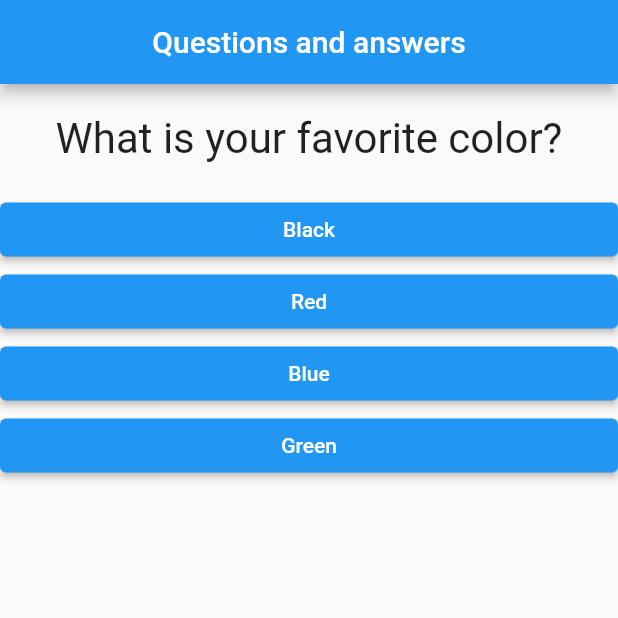
After one commit to FabioFSS/flutter-course, a Flutter app: the screen it shows after launch, on a phone screen of 412 x 824 dp, the top half of it. The commit adds this screen. Run offline on Flutter 3.47's test engine with Material 2 defaults, Android fonts, the phone set to English and light mode, and no system bars.

Commit message:
translated to english

```diff
--- a/questions_and_answers/lib/resposta.dart
+++ b/questions_and_answers/lib/answer.dart
@@ -1,23 +1,23 @@
 import 'package:flutter/material.dart';
 
-class Resposta extends StatelessWidget {
-  const Resposta({Key? key, required this.texto, required this.onSelecao})
+class Answer extends StatelessWidget {
+  const Answer({Key? key, required this.text, required this.onSelection})
       : super(key: key);
 
-  final String texto;
-  final void Function() onSelecao;
+  final String text;
+  final void Function() onSelection;
 
   @override
   Widget build(BuildContext context) {
     return SizedBox(
       width: double.infinity,
       child: ElevatedButton(
-        onPressed: onSelecao,
+        onPressed: onSelection,
         style: ElevatedButton.styleFrom(
           primary: Colors.blue,
           onPrimary: Colors.white,
         ),
-        child: Text(texto),
+        child: Text(text),
       ),
     );
   }
--- a/questions_and_answers/lib/main.dart
+++ b/questions_and_answers/lib/main.dart
@@ -1,69 +1,69 @@
-import 'package:questions_and_answers/questionario.dart';
+import 'package:questions_and_answers/quiz.dart';
 import 'package:flutter/material.dart';
-import 'package:questions_and_answers/resultado.dart';
+import 'package:questions_and_answers/result.dart';
 
 void main() {
-  runApp(const PerguntaApp());
+  runApp(const QuestionsApp());
 }
 
-class PerguntaApp extends StatefulWidget {
-  const PerguntaApp({Key? key}) : super(key: key);
+class QuestionsApp extends StatefulWidget {
+  const QuestionsApp({Key? key}) : super(key: key);
 
   @override
-  State<PerguntaApp> createState() => _PerguntaAppState();
+  State<QuestionsApp> createState() => _QuestionsAppState();
 }
 
-class _PerguntaAppState extends State<PerguntaApp> {
-  final List<Map<String, Object>> _perguntas = const [
+class _QuestionsAppState extends State<QuestionsApp> {
+  final List<Map<String, Object>> _questions = const [
     {
-      'texto': 'Qual é a sua cor favorita?',
-      'respostas': [
-        {'texto': 'Preto', 'nota': 1},
-        {'texto': 'Vermelho', 'nota': 2},
-        {'texto': 'Azul', 'nota': 3},
-        {'texto': 'Verde', 'nota': 4},
+      'text': 'What is your favorite color?',
+      'answers': [
+        {'text': 'Black', 'points': 1},
+        {'text': 'Red', 'points': 2},
+        {'text': 'Blue', 'points': 3},
+        {'text': 'Green', 'points': 4},
       ],
     },
     {
-      'texto': 'Qual sua cor favorita?',
-      'respostas': [
-        {'texto': 'Cachorro', 'nota': 1},
-        {'texto': 'Gato', 'nota': 2},
-        {'texto': 'Leão', 'nota': 3},
-        {'texto': 'Elefante', 'nota': 4},
+      'text': 'What is your favorite animal?',
+      'answers': [
+        {'text': 'Dog', 'points': 1},
+        {'text': 'Cat', 'points': 2},
+        {'text': 'Lion', 'points': 3},
+        {'text': 'Elephant', 'points': 4},
       ],
     },
     {
-      'texto': 'Qual seu instrutor favorito?',
-      'respostas': [
-        {'texto': 'Maria', 'nota': 1},
-        {'texto': 'João', 'nota': 2},
-        {'texto': 'Carlos', 'nota': 3},
-        {'texto': 'Amanda', 'nota': 4},
+      'text': 'What is your favorite teacher?',
+      'answers': [
+        {'text': 'Maria', 'points': 1},
+        {'text': 'João', 'points': 2},
+        {'text': 'Carlos', 'points': 3},
+        {'text': 'Amanda', 'points': 4},
       ],
     },
   ];
-  var _perguntaSelecionada = 0;
-  var _pontuacaoTotal = 0;
+  var _selectedQuestion = 0;
+  var _totalPoints = 0;
 
-  void _responder(int pontuacao) {
+  void _answer(int points) {
     setState(() {
-      if (temPerguntaSelecionada) {
-        _perguntaSelecionada++;
-        _pontuacaoTotal += pontuacao;
+      if (existSelectedQuestion) {
+        _selectedQuestion++;
+        _totalPoints += points;
       }
     });
   }
 
-  void _reiniciar() {
+  void _restart() {
     setState(() {
-      _perguntaSelecionada = 0;
-      _pontuacaoTotal = 0;
+      _selectedQuestion = 0;
+      _totalPoints = 0;
     });
   }
 
-  bool get temPerguntaSelecionada {
-    return _perguntaSelecionada < _perguntas.length;
+  bool get existSelectedQuestion {
+    return _selectedQuestion < _questions.length;
   }
 
   @override
@@ -71,17 +71,17 @@ class _PerguntaAppState extends State<PerguntaApp> {
     return MaterialApp(
       home: Scaffold(
         appBar: AppBar(
-          title: const Center(child: Text('Perguntas')),
+          title: const Center(child: Text('Questions and answers')),
         ),
-        body: temPerguntaSelecionada
-            ? Questionario(
-                perguntas: _perguntas,
-                perguntaSelecionada: _perguntaSelecionada,
-                responder: _responder,
+        body: existSelectedQuestion
+            ? Quiz(
+                questions: _questions,
+                selectedQuestion: _selectedQuestion,
+                answer: _answer,
               )
-            : Resultado(
-                pontuacao: _pontuacaoTotal,
-                reiniciar: _reiniciar,
+            : Result(
+                points: _totalPoints,
+                restart: _restart,
               ),
       ),
     );
--- a/questions_and_answers/lib/questao.dart
+++ b/questions_and_answers/lib/question.dart
@@ -1,9 +1,9 @@
 import 'package:flutter/material.dart';
 
-class Questao extends StatelessWidget {
-  const Questao({Key? key, required this.texto}) : super(key: key);
+class Question extends StatelessWidget {
+  const Question({Key? key, required this.text}) : super(key: key);
 
-  final String texto;
+  final String text;
 
   @override
   Widget build(BuildContext context) {
@@ -11,7 +11,7 @@ class Questao extends StatelessWidget {
       width: double.infinity,
       margin: const EdgeInsets.all(20),
       child: Text(
-        texto,
+        text,
         style: const TextStyle(
           fontSize: 28,
         ),
--- /dev/null
+++ b/questions_and_answers/lib/quiz.dart
@@ -0,0 +1,43 @@
+import 'package:questions_and_answers/question.dart';
+import 'package:questions_and_answers/answer.dart';
+import "package:flutter/material.dart";
+
+class Quiz extends StatelessWidget {
+  const Quiz(
+      {Key? key,
+      required this.questions,
+      required this.answer,
+      required this.selectedQuestion})
+      : super(key: key);
+
+  final List<Map<String, Object>> questions;
+  final int selectedQuestion;
+  final void Function(int) answer;
+
+  bool get existSelectedQuestion {
+    return selectedQuestion < questions.length;
+  }
+
+  @override
+  Widget build(BuildContext context) {
+    List<Map<String, Object>> answersString = existSelectedQuestion
+        ? questions[selectedQuestion].cast()['answers']
+        : [];
+
+    return Column(children: [
+      Question(
+        text: questions[selectedQuestion]['text'].toString(),
+      ),
+      ...answersString
+          .map(
+            (ans) => Answer(
+              text: ans['text'].toString(),
+              onSelection: () => answer(
+                int.parse(ans['points'].toString()),
+              ),
+            ),
+          )
+          .toList(),
+    ]);
+  }
+}
```
Also changed, not shown: questions_and_answers/lib/questionario.dart (deleted, +0 -38 lines), questions_and_answers/lib/result.dart (renamed from questions_and_answers/lib/resultado.dart, +12 -12 lines), 1 other file.
